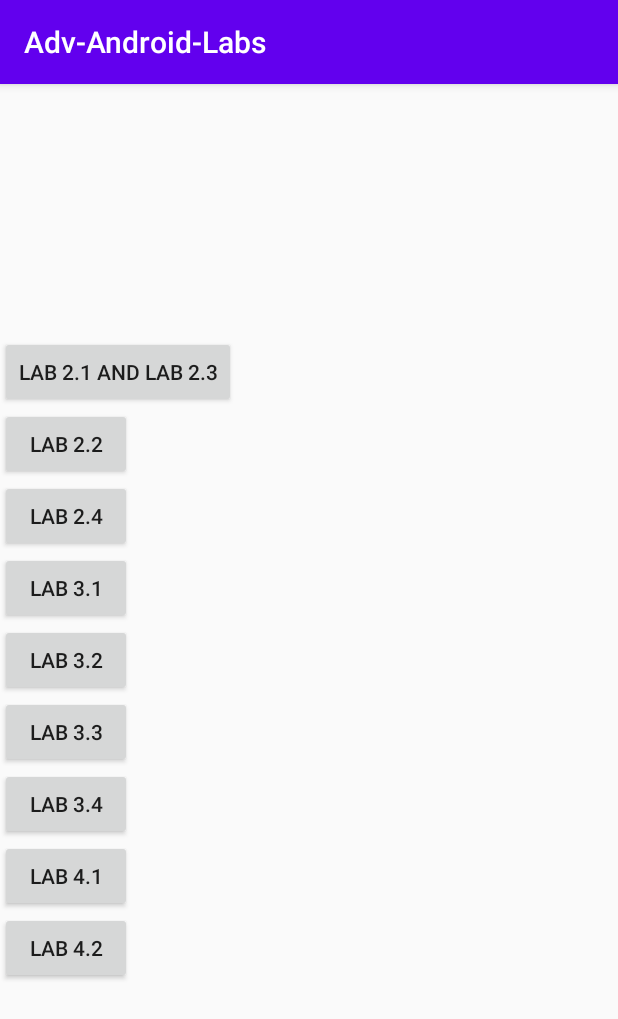
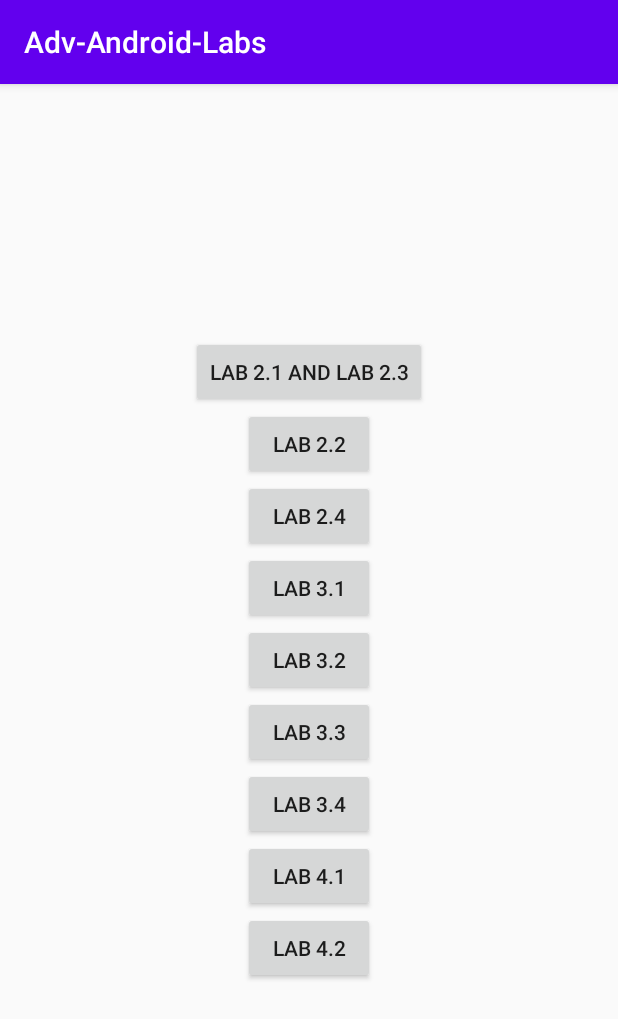
Before and after one commit to pbenipal61/Adv-Android-Labs, an Android app: the screen it shows after launch (MainActivity), on a phone screen of 412 x 824 dp. Shown: the top 1019 px of the screen. Run offline under Robolectric (Android 15) with nearby library versions, the phone set to English and light mode, and no system bars.

Commit message:
Improved layout for launching labs

```diff
--- a/app/src/main/res/layout/activity_main.xml
+++ b/app/src/main/res/layout/activity_main.xml
@@ -5,21 +5,16 @@
     android:layout_width="match_parent"
     android:layout_height="match_parent"
     tools:context=".MainActivity">
-
-    <RelativeLayout
-        android:layout_width="match_parent"
-        android:layout_height="match_parent"
-        >
-
-
         <RelativeLayout
             android:layout_centerInParent="true"
-            android:layout_width="wrap_content"
-            android:layout_height="wrap_content">
+            android:layout_width="match_parent"
+            android:layout_height="match_parent">
 
             <LinearLayout
                 android:layout_width="match_parent"
                 android:layout_height="wrap_content"
+                android:layout_centerInParent="true"
+                android:gravity="center_horizontal"
                 android:orientation="vertical">
 
                 <Button
@@ -68,7 +63,7 @@
                     android:layout_height="wrap_content"
                     android:text="Lab 4.2" />
             </LinearLayout>
-        </RelativeLayout>
+
     </RelativeLayout>
 
 </android.support.constraint.ConstraintLayout>
```
